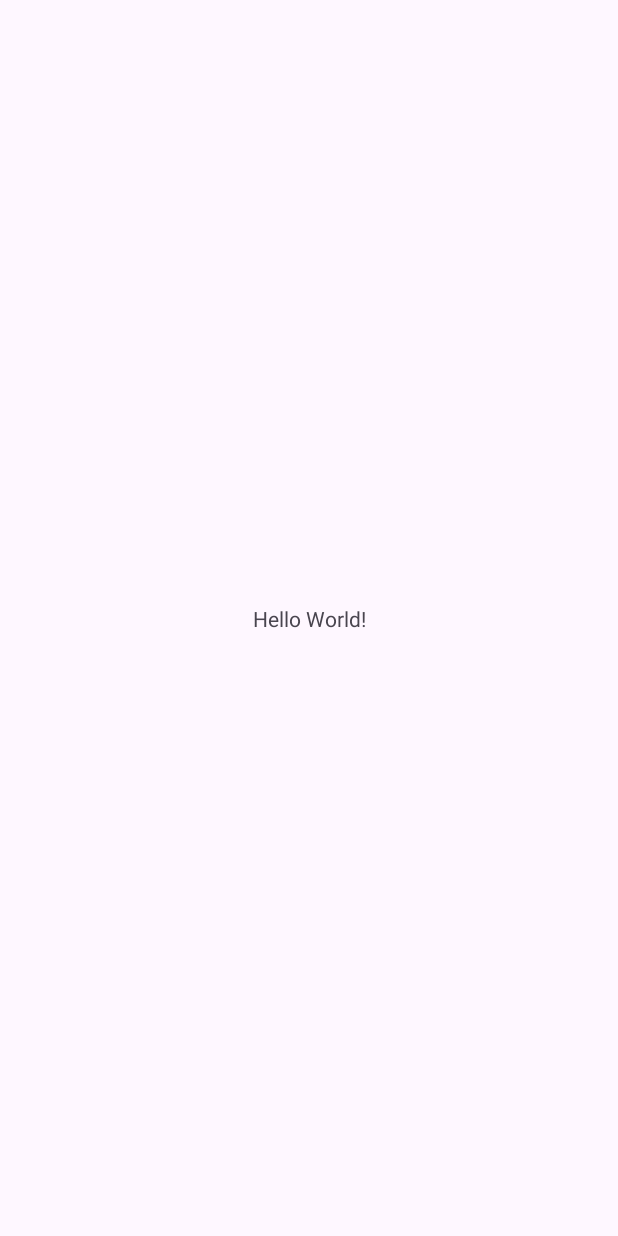
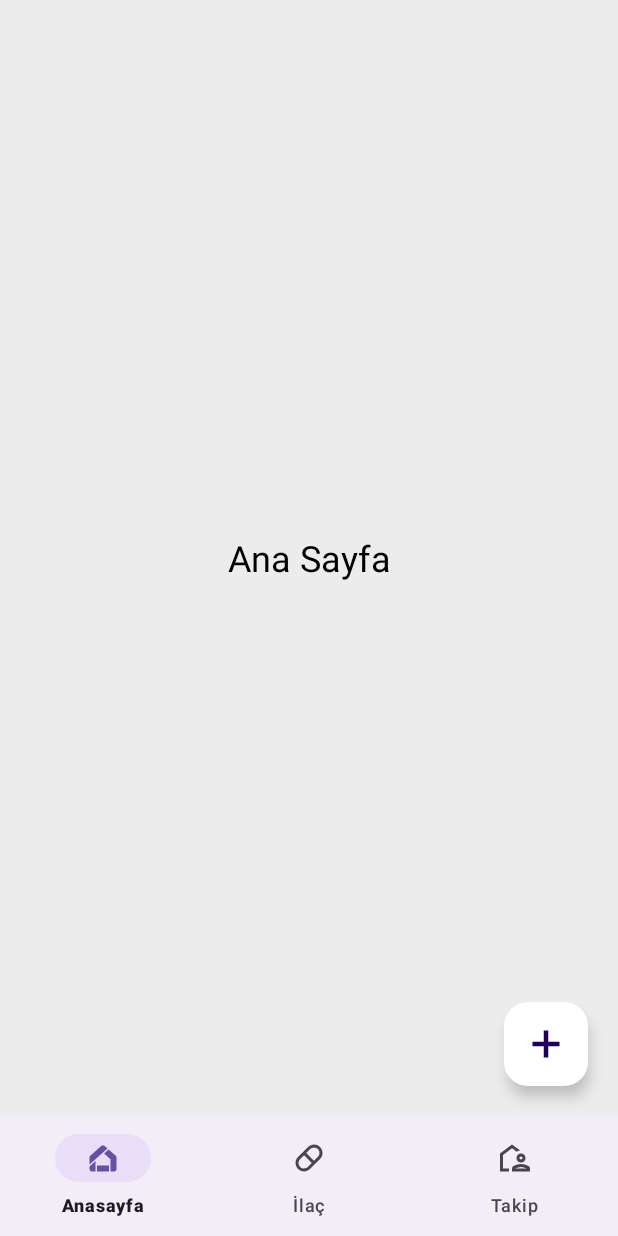
Before and after one commit to YasinCeyhan2021/MyApplication, an Android app: the screen it shows after launch (MainActivity), on a phone screen of 412 x 824 dp. Before the commit the screen is almost empty. Run offline under Robolectric (Android 15) with nearby library versions, the light colour scheme and no system bars.

Commit message:
Üçüncü commit: bottom-menu özelliği eklendi

```diff
--- a/app/build.gradle.kts
+++ b/app/build.gradle.kts
@@ -32,6 +32,7 @@ android {
 }
 
 dependencies {
+    implementation("com.google.android.material:material:1.11.0")
 
     implementation(libs.appcompat)
     implementation(libs.material)
--- /dev/null
+++ b/app/src/main/java/com/example/myapplication/HomeFragment.java
@@ -0,0 +1,64 @@
+package com.example.myapplication;
+
+import android.os.Bundle;
+
+import androidx.fragment.app.Fragment;
+
+import android.view.LayoutInflater;
+import android.view.View;
+import android.view.ViewGroup;
+
+/**
+ * A simple {@link Fragment} subclass.
+ * Use the {@link HomeFragment#newInstance} factory method to
+ * create an instance of this fragment.
+ */
+public class HomeFragment extends Fragment {
+
+    // TODO: Rename parameter arguments, choose names that match
+    // the fragment initialization parameters, e.g. ARG_ITEM_NUMBER
+    private static final String ARG_PARAM1 = "param1";
+    private static final String ARG_PARAM2 = "param2";
+
+    // TODO: Rename and change types of parameters
+    private String mParam1;
+    private String mParam2;
+
+    public HomeFragment() {
+        // Required empty public constructor
+    }
+
+    /**
+     * Use this factory method to create a new instance of
+     * this fragment using the provided parameters.
+     *
+     * @param param1 Parameter 1.
+     * @param param2 Parameter 2.
+     * @return A new instance of fragment HomeFragment.
+     */
+    // TODO: Rename and change types and number of parameters
+    public static HomeFragment newInstance(String param1, String param2) {
+        HomeFragment fragment = new HomeFragment();
+        Bundle args = new Bundle();
+        args.putString(ARG_PARAM1, param1);
+        args.putString(ARG_PARAM2, param2);
+        fragment.setArguments(args);
+        return fragment;
+    }
+
+    @Override
+    public void onCreate(Bundle savedInstanceState) {
+        super.onCreate(savedInstanceState);
+        if (getArguments() != null) {
+            mParam1 = getArguments().getString(ARG_PARAM1);
+            mParam2 = getArguments().getString(ARG_PARAM2);
+        }
+    }
+
+    @Override
+    public View onCreateView(LayoutInflater inflater, ViewGroup container,
+                             Bundle savedInstanceState) {
+        // Inflate the layout for this fragment
+        return inflater.inflate(R.layout.fragment_home, container, false);
+    }
+}
--- a/app/src/main/java/com/example/myapplication/MainActivity.java
+++ b/app/src/main/java/com/example/myapplication/MainActivity.java
@@ -7,6 +7,11 @@ import androidx.appcompat.app.AppCompatActivity;
 import androidx.core.graphics.Insets;
 import androidx.core.view.ViewCompat;
 import androidx.core.view.WindowInsetsCompat;
+import androidx.fragment.app.Fragment;
+import androidx.fragment.app.FragmentManager;
+import androidx.fragment.app.FragmentTransaction;
+
+import com.google.android.material.bottomnavigation.BottomNavigationView;
 
 public class MainActivity extends AppCompatActivity {
 
@@ -15,6 +20,70 @@ public class MainActivity extends AppCompatActivity {
         super.onCreate(savedInstanceState);
         EdgeToEdge.enable(this);
         setContentView(R.layout.activity_main);
+        BottomNavigationView bottomNav = findViewById(R.id.bottom_nav);
 
+        // Başlangıç fragment
+        loadFragment(new HomeFragment());
+
+        /*
+        drawerLayout = findViewById(R.id.drawer_layout);
+        navigationView = findViewById(R.id.nav_view);
+
+        // Menüyü dinlemek için NavigationView'e onItemSelectedListener ekleyelim
+        navigationView.setNavigationItemSelectedListener(new NavigationView.OnNavigationItemSelectedListener() {
+            @Override
+            public boolean onNavigationItemSelected(@NonNull MenuItem menuItem) {
+                // Seçilen item'ı alıyoruz
+                int id = menuItem.getItemId();
+                switch (id) {
+                    case R.id.nav_home:
+                        // Anasayfa seçildiğinde yapılacak işlemler
+                        showHomeFragment();
+                        break;
+                    case R.id.nav_settings:
+                        // Ayarlar seçildiğinde yapılacak işlemler
+                        Toast.makeText(MainActivity.this, "Ayarlar seçildi", Toast.LENGTH_SHORT).show();
+                        break;
+                    case R.id.nav_logout:
+                        // Çıkış işlemi
+                        Toast.makeText(MainActivity.this, "Çıkış yapılıyor", Toast.LENGTH_SHORT).show();
+                        break;
+                }
+
+                // Çekmeceyi kapat
+                drawerLayout.closeDrawers();
+                return true;
+            }
+        });
+         */
+
+
+
+
+
+        // Menü tıklamaları dinle
+        bottomNav.setOnItemSelectedListener(item -> {
+            Fragment selectedFragment;
+
+            int itemId = item.getItemId();
+            if (itemId == R.id.nav_home) {
+                selectedFragment = new HomeFragment();
+            } else if (itemId == R.id.nav_ilac) {
+                selectedFragment = new IlacFragment();
+            } else if (itemId == R.id.nav_takip) {
+                selectedFragment = new TakipFragment();
+            } else {
+                return false;
+            }
+
+            loadFragment(selectedFragment);
+            return true;
+        });
+    }
+    private void loadFragment(Fragment fragment) {
+        FragmentManager fragmentManager = getSupportFragmentManager();
+        FragmentTransaction fragmentTransaction = fragmentManager.beginTransaction();
+        fragmentTransaction.replace(R.id.container, fragment);  // container id'sine dikkat!
+        fragmentTransaction.commit();
     }
 }
--- a/app/src/main/java/com/example/myapplication/SplashActivity.java
+++ b/app/src/main/java/com/example/myapplication/SplashActivity.java
@@ -71,7 +71,7 @@ public class SplashActivity extends AppCompatActivity {
             Intent intent = new Intent(SplashActivity.this, MainActivity.class);
             startActivity(intent);
             finish();
-        }, 3000);
+        }, 2500);
     }
 
     private void startTextAnimation() {
--- /dev/null
+++ b/app/src/main/res/drawable/ic_add.xml
@@ -0,0 +1,10 @@
+<vector xmlns:android="http://schemas.android.com/apk/res/android"
+    android:width="48dp"
+    android:height="48dp"
+    android:viewportWidth="960"
+    android:viewportHeight="960">
+  <path
+      android:pathData="M480,120L480,840M120,480L840,480"
+      android:strokeWidth="120"
+      android:strokeColor="#40BFB5" />
+</vector>
--- /dev/null
+++ b/app/src/main/res/drawable/ic_home.xml
@@ -0,0 +1,9 @@
+<vector xmlns:android="http://schemas.android.com/apk/res/android"
+    android:width="24dp"
+    android:height="24dp"
+    android:viewportWidth="960"
+    android:viewportHeight="960">
+  <path
+      android:pathData="M180,840q-25,0 -42.5,-17.5T120,780v-76l160,-142v278L180,840ZM320,840v-160h320v160L320,840ZM680,840v-328L509,360l121,-107 190,169q10,9 15,20.5t5,24.5v313q0,25 -17.5,42.5T780,840L680,840ZM120,650v-183q0,-13 5,-25t15,-20l300,-266q8,-8 18.5,-11.5T480,141q11,0 21.5,3.5T520,156l80,71 -480,423Z"
+      android:fillColor="#5985E1"/>
+</vector>
--- /dev/null
+++ b/app/src/main/res/drawable/ic_pill.xml
@@ -0,0 +1,9 @@
+<vector xmlns:android="http://schemas.android.com/apk/res/android"
+    android:width="24dp"
+    android:height="24dp"
+    android:viewportWidth="960"
+    android:viewportHeight="960">
+  <path
+      android:pathData="M345,840q-94,0 -159.5,-65.5T120,615q0,-45 17,-86t49,-73l270,-270q32,-32 73,-49t86,-17q94,0 159.5,65.5T840,345q0,45 -17,86t-49,73L504,774q-32,32 -73,49t-86,17ZM611,554 L718,448q20,-20 31,-47t11,-56q0,-60 -42.5,-102.5T615,200q-29,0 -56,11t-47,31L406,349l205,205ZM345,760q29,0 56,-11t47,-31l106,-107 -205,-205 -107,106q-20,20 -31,47t-11,56q0,60 42.5,102.5T345,760Z"
+      android:fillColor="#5985E1"/>
+</vector>
--- /dev/null
+++ b/app/src/main/res/drawable/ic_track.xml
@@ -0,0 +1,9 @@
+<vector xmlns:android="http://schemas.android.com/apk/res/android"
+    android:width="24dp"
+    android:height="24dp"
+    android:viewportWidth="960"
+    android:viewportHeight="960">
+  <path
+      android:pathData="M343,490ZM80,840v-480l320,-240 215,162q-25,3 -47,11.5T526,316l-126,-96 -240,180v360h160v80L80,840ZM400,840v-76q0,-21 10.5,-39.5T439,695q46,-27 96.5,-41T640,640q54,0 104.5,14t96.5,41q18,11 28.5,29.5T880,764v76L400,840ZM486,760h308q-35,-20 -74,-30t-80,-10q-41,0 -80,10t-74,30ZM640,600q-50,0 -85,-35t-35,-85q0,-50 35,-85t85,-35q50,0 85,35t35,85q0,50 -35,85t-85,35ZM640,520q17,0 28.5,-11.5T680,480q0,-17 -11.5,-28.5T640,440q-17,0 -28.5,11.5T600,480q0,17 11.5,28.5T640,520ZM640,760Z"
+      android:fillColor="#5985E1"/>
+</vector>
--- a/app/src/main/res/layout/activity_main.xml
+++ b/app/src/main/res/layout/activity_main.xml
@@ -1,5 +1,5 @@
 <?xml version="1.0" encoding="utf-8"?>
-<androidx.constraintlayout.widget.ConstraintLayout xmlns:android="http://schemas.android.com/apk/res/android"
+<RelativeLayout xmlns:android="http://schemas.android.com/apk/res/android"
     xmlns:app="http://schemas.android.com/apk/res-auto"
     xmlns:tools="http://schemas.android.com/tools"
     android:id="@+id/main"
@@ -7,13 +7,44 @@
     android:layout_height="match_parent"
     tools:context=".MainActivity">
 
-    <TextView
+    <!-- Fragment'ların geleceği yer -->
+    <FrameLayout
+        android:id="@+id/container"
+        android:layout_width="match_parent"
+        android:layout_height="match_parent"
+        android:layout_above="@id/bottom_nav" />
+
+    <!-- Navigation Drawer
+    <com.google.android.material.navigation.NavigationView
+        android:id="@+id/nav_view"
+        android:layout_width="wrap_content"
+        android:layout_height="match_parent"
+        android:layout_gravity="start"
+        app:headerLayout="@layout/nav_header"
+        app:menu="@menu/drawer_menu" />
+    -->
+
+
+    <com.google.android.material.bottomnavigation.BottomNavigationView
+        android:id="@+id/bottom_nav"
+        android:layout_width="match_parent"
+        android:layout_height="wrap_content"
+        android:layout_alignParentBottom="true"
+        app:menu="@menu/bottom_nav_menu"
+        app:itemIconTint="@null" />
+
+    <com.google.android.material.floatingactionbutton.FloatingActionButton
+        android:id="@+id/fab_add"
         android:layout_width="wrap_content"
         android:layout_height="wrap_content"
-        android:text="Hello World!"
-        app:layout_constraintBottom_toBottomOf="parent"
-        app:layout_constraintEnd_toEndOf="parent"
-        app:layout_constraintStart_toStartOf="parent"
-        app:layout_constraintTop_toTopOf="parent" />
+        android:layout_alignParentEnd="true"
+        android:layout_above="@id/bottom_nav"
+        android:layout_margin="20dp"
+        android:contentDescription="İlaç Ekle"
+        android:src="@drawable/ic_add"
+        android:backgroundTint="@color/white"
+        android:tint="@color/white" />
 
-</androidx.constraintlayout.widget.ConstraintLayout>
+
+
+</RelativeLayout>
--- /dev/null
+++ b/app/src/main/res/layout/fragment_home.xml
@@ -0,0 +1,14 @@
+<?xml version="1.0" encoding="utf-8"?>
+<FrameLayout xmlns:android="http://schemas.android.com/apk/res/android"
+    android:layout_width="match_parent"
+    android:layout_height="match_parent"
+    android:background="#ECECEC">
+
+    <TextView
+        android:layout_width="match_parent"
+        android:layout_height="match_parent"
+        android:text="Ana Sayfa"
+        android:gravity="center"
+        android:textSize="24sp"
+        android:textColor="#000000"/>
+</FrameLayout>
--- /dev/null
+++ b/app/src/main/res/menu/bottom_nav_menu.xml
@@ -0,0 +1,15 @@
+<?xml version="1.0" encoding="utf-8"?>
+<menu xmlns:android="http://schemas.android.com/apk/res/android">
+    <item
+        android:id="@+id/nav_home"
+        android:icon="@drawable/ic_home"
+        android:title="Anasayfa"/>
+    <item
+        android:id="@+id/nav_ilac"
+        android:icon="@drawable/ic_pill"
+        android:title="İlaç" />
+    <item
+        android:id="@+id/nav_takip"
+        android:icon="@drawable/ic_track"
+        android:title="Takip"/>
+</menu>
--- /dev/null
+++ b/app/src/main/res/menu/drawer_menu.xml
@@ -0,0 +1,16 @@
+<?xml version="1.0" encoding="utf-8"?>
+<menu xmlns:android="http://schemas.android.com/apk/res/android">
+
+    <item
+        android:id="@+id/nav_home"
+        android:title="Anasayfa"
+        android:icon="@drawable/ic_home" />
+
+    <item
+        android:id="@+id/nav_settings"
+        android:title="Ayarlar"/>
+
+    <item
+        android:id="@+id/nav_logout"
+        android:title="Çıkış"/>
+</menu>
--- a/app/src/main/res/values/colors.xml
+++ b/app/src/main/res/values/colors.xml
@@ -3,4 +3,5 @@
     <color name="black">#FF000000</color>
     <color name="white">#FFFFFFFF</color>
     <color name="splash_background">#6aa5bf</color>
+    <color name="purple_500">#6200EE</color>
 </resources>
--- a/app/src/main/res/values/strings.xml
+++ b/app/src/main/res/values/strings.xml
@@ -1,3 +1,5 @@
 <resources>
     <string name="app_name">MediFamily</string>
+    <!-- TODO: Remove or change this placeholder text -->
+    <string name="hello_blank_fragment">Hello blank fragment</string>
 </resources>
```
Also changed, not shown: app/src/main/java/com/example/myapplication/IlacFragment.java (added, +64 -0 lines), app/src/main/java/com/example/myapplication/TakipFragment.java (added, +64 -0 lines), app/src/main/res/layout/fragment_ilac.xml (added, +14 -0 lines), app/src/main/res/layout/fragment_takip.xml (added, +14 -0 lines), app/src/main/res/layout/nav_header.xml (added, +20 -0 lines).
